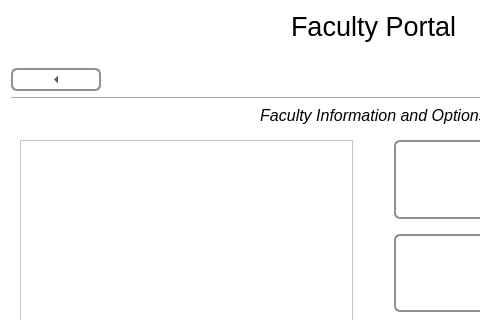
Old version of the form Form Files/facultyView.ui in the repository alixabahena/SIMS; both pictures show x 0 to 480 and y 0 to 320 of the 747 by 613 pixel window.
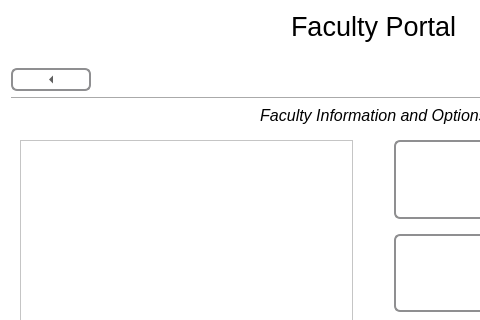
New version of the form. The open tabs and pages were chosen to show the change. Icons and pictures are not drawn.

The edit to the form file:
```diff
--- a/Form Files/facultyView.ui
+++ b/Form Files/facultyView.ui
@@ -57,8 +57,8 @@
       <widget class="QToolButton" name="backButton">
        <property name="minimumSize">
         <size>
-         <width>90</width>
-         <height>0</height>
+         <width>80</width>
+         <height>20</height>
         </size>
        </property>
        <property name="styleSheet">
```
Left out of the diff: 2 changed lines with no effect on the pictures.
